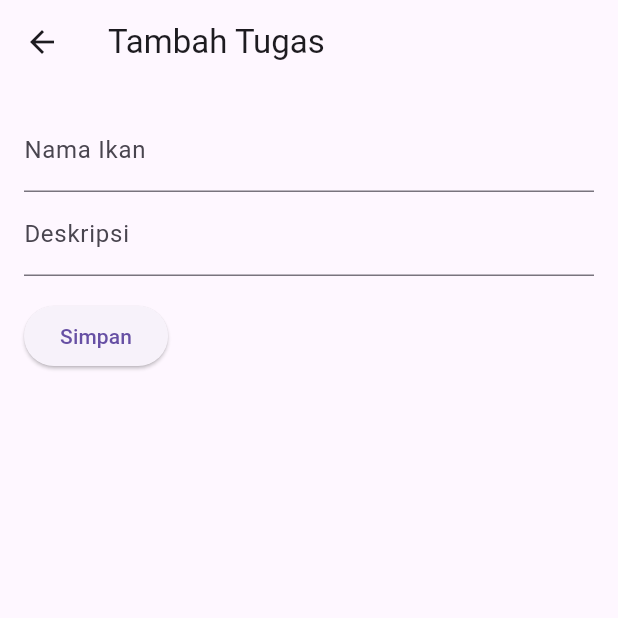
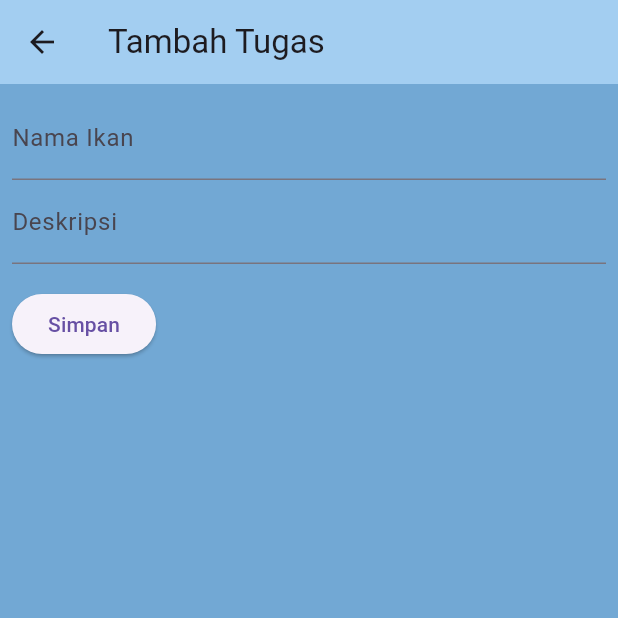
Before and after one commit to tetraxion/Example_SharePreferance, a Flutter app: the screen it shows after launch, after a tap on the "add" icon, on a phone screen of 412 x 824 dp, the top half of it. Run offline on Flutter 3.47's test engine with Material 3 defaults, Android fonts, the phone set to English and light mode, and no system bars; our stand-ins replace shared_preferences.

Commit message:
fist commit

```diff
--- a/lib/TambahIkanPage.dart
+++ b/lib/TambahIkanPage.dart
@@ -15,10 +15,13 @@ class TambahIkanPage extends StatelessWidget {
   Widget build(BuildContext context) {
     return Scaffold(
       appBar: AppBar(
+        backgroundColor:Color.fromARGB(255, 163, 206, 241) ,
         title: Text('Tambah Tugas'),
       ),
-      body: Padding(
-        padding: const EdgeInsets.all(16.0),
+      body: Container(
+        decoration: BoxDecoration(color: const Color.fromARGB(255, 114, 168, 212)),
+        child: Padding(
+          padding: const EdgeInsets.all(8.0),
           child: Column(
             crossAxisAlignment: CrossAxisAlignment.start,
             children: [
@@ -33,7 +36,8 @@ class TambahIkanPage extends StatelessWidget {
               SizedBox(height: 16.0),
               ElevatedButton(
                 onPressed: () {
-                Tugas tugas = Tugas(_judulController.text, _deskripsiController.text);
+                  Tugas tugas =
+                      Tugas(_judulController.text, _deskripsiController.text);
                   onSubmit(tugas);
                   Navigator.pop(context);
                 },
@@ -42,6 +46,7 @@ class TambahIkanPage extends StatelessWidget {
             ],
           ),
         ),
+      ),
     );
   }
 }
```
Lines whose indentation alone changed are shown as unchanged.
